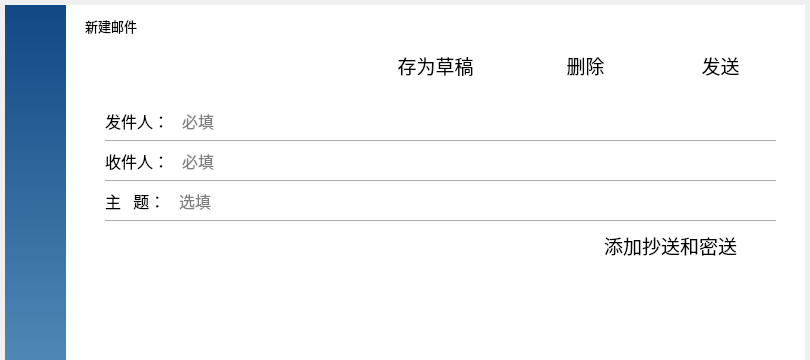
radoth/mini-email-client, file mainwindow.ui: the form before one commit; both pictures show x 0 to 810 and y 0 to 360 of the 810 by 610 pixel window.
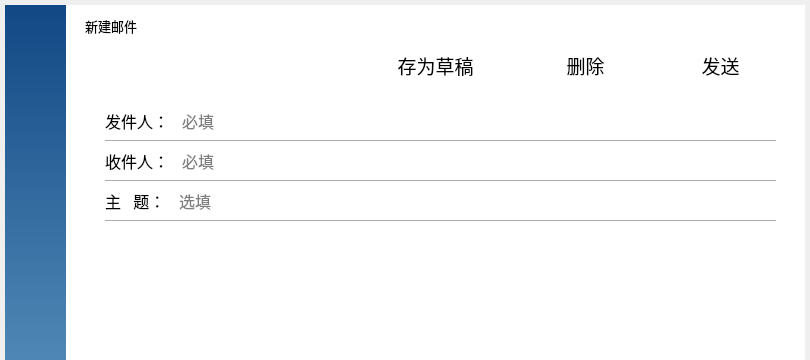
The form after the commit. The open tabs and pages were chosen to show the change. Icons and pictures are not drawn.

What changed in the file:
```diff
--- a/mainwindow.ui
+++ b/mainwindow.ui
@@ -2468,42 +2468,6 @@
      <property name="frameShadow">
       <enum>QFrame::Raised</enum>
      </property>
-     <widget class="QPushButton" name="addCC">
-      <property name="geometry">
-       <rect>
-        <x>480</x>
-        <y>0</y>
-        <width>191</width>
-        <height>41</height>
-       </rect>
-      </property>
-      <property name="font">
-       <font>
-        <family>微软雅黑</family>
-        <pointsize>14</pointsize>
-       </font>
-      </property>
-      <property name="styleSheet">
-       <string notr="true">QPushButton{
-border:none;
-}
-
-QPushButton:hover{
-	background-color: rgb(243, 243, 243);
-}
-
-</string>
-      </property>
-      <property name="text">
-       <string>添加抄送和密送</string>
-      </property>
-      <property name="iconSize">
-       <size>
-        <width>24</width>
-        <height>24</height>
-       </size>
-      </property>
-     </widget>
     </widget>
     <widget class="QPushButton" name="addAttachment">
      <property name="geometry">
@@ -2651,6 +2615,39 @@
       </layout>
      </widget>
     </widget>
+    <widget class="QPushButton" name="addCC">
+     <property name="geometry">
+      <rect>
+       <x>10</x>
+       <y>130</y>
+       <width>41</width>
+       <height>41</height>
+      </rect>
+     </property>
+     <property name="font">
+      <font>
+       <family>微软雅黑</family>
+       <pointsize>14</pointsize>
+      </font>
+     </property>
+     <property name="styleSheet">
+      <string notr="true">QPushButton{
+border:none;
+background:transparent;
+}
+
+</string>
+     </property>
+     <property name="text">
+      <string/>
+     </property>
+     <property name="iconSize">
+      <size>
+       <width>24</width>
+       <height>24</height>
+      </size>
+     </property>
+    </widget>
     <zorder>layoutWidget</zorder>
     <zorder>label_30</zorder>
     <zorder>label_31</zorder>
```
Left out of the diff: 22 changed lines with no effect on the pictures.
